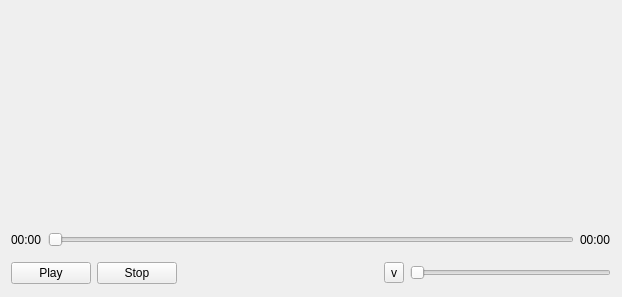
First picture: the form in tank/qmplayerui.ui, repository photonlili/Tank, before the edit.
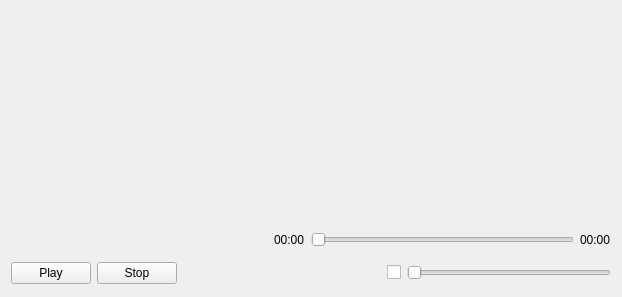
Second picture: the form after the edit. Custom widgets are drawn as their Qt base class.

Patch:
```diff
--- a/tank/qmplayerui.ui
+++ b/tank/qmplayerui.ui
@@ -79,6 +79,19 @@
       <property name="bottomMargin">
        <number>0</number>
       </property>
+      <item>
+       <spacer name="horizontalSpacer_4">
+        <property name="orientation">
+         <enum>Qt::Horizontal</enum>
+        </property>
+        <property name="sizeHint" stdset="0">
+         <size>
+          <width>40</width>
+          <height>20</height>
+         </size>
+        </property>
+       </spacer>
+      </item>
       <item>
        <widget class="QLabel" name="label_timepos">
         <property name="text">
@@ -152,9 +165,9 @@
        </spacer>
       </item>
       <item>
-       <widget class="QToolButton" name="toolButton_mute">
+       <widget class="QCheckBox" name="btn_mute">
         <property name="text">
-         <string>v</string>
+         <string/>
         </property>
        </widget>
       </item>
```
